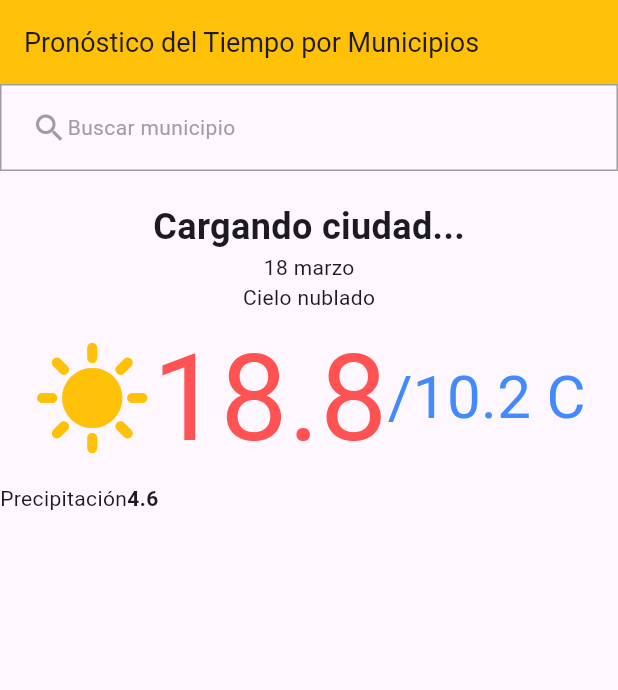
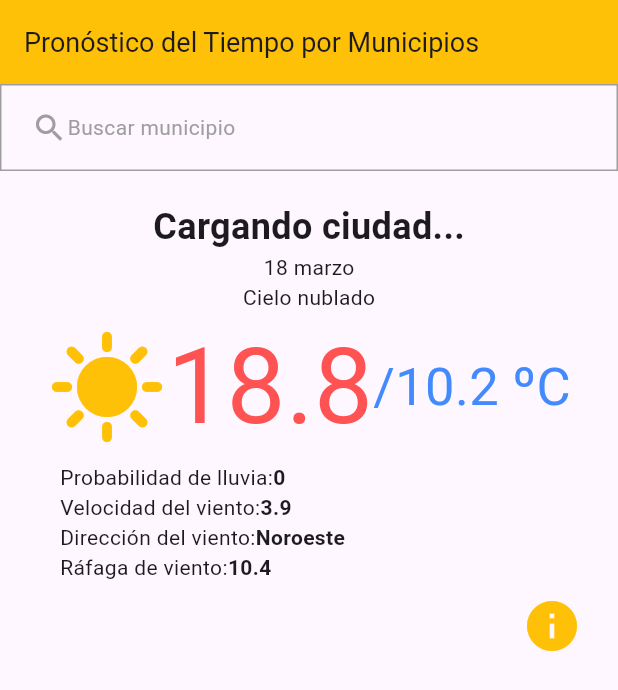
Before and after one commit to alex500tec/smnmainn, a Flutter app: the screen it shows after launch, on a phone screen of 412 x 824 dp. Shown: the top 690 px of the screen. Run offline on Flutter 3.47's test engine with Material 3 defaults, Android fonts, the phone set to English and light mode, and no system bars; our stand-ins replace geocoding, geolocator.

Commit message:
Agregué responsividad, icono de informacion y comenzamos con WidgetDia

```diff
--- /dev/null
+++ b/devtools_options.yaml
@@ -0,0 +1,3 @@
+description: This file stores settings for Dart & Flutter DevTools.
+documentation: https://docs.flutter.dev/tools/devtools/extensions#configure-extension-enablement-states
+extensions:
--- a/lib/custom_widgets/dia_principal.dart
+++ b/lib/custom_widgets/dia_principal.dart
@@ -5,6 +5,34 @@ import 'package:smn/models/modelo_pronostico.dart';
 class DiaPrincipal extends StatelessWidget {
   final ModeloPronostico dia;
   DiaPrincipal({super.key, required this.dia});
+
+  Widget Separador() {
+    return Container(
+      padding: EdgeInsets.symmetric(horizontal: 16),
+      decoration: BoxDecoration(
+          border: Border(
+        right: BorderSide(
+          color: Colors.black54,
+          width: 2,
+        ),
+      )),
+      child: SizedBox(
+        width: 40,
+        height: 40,
+      ),
+    );
+  }
+
+  Widget Elemento(String texto, IconData icono, String medida) {
+    return Column(
+      children: [
+        Text(texto),
+        Row(
+          children: [Icon(icono), Text(medida)],
+        )
+      ],
+    );
+  }
 
   @override
   Widget build(BuildContext context) {
@@ -21,20 +49,50 @@ class DiaPrincipal extends StatelessWidget {
             Text(
               dia.tmax,
               style: TextStyle(
-                fontSize: 80.0,
+                fontSize: 70.0,
                 color: Colors.redAccent,
               ),
             ),
             Text(
-              "/${dia.tmin} C",
+              "/${dia.tmin} ºC",
               style: TextStyle(
-                fontSize: 40.0,
+                fontSize: 35.0,
                 color: Colors.blueAccent,
               ),
             ),
           ]),
         ),
-        TextoGrisNegrita(texto: "Precipitación", medida: dia.prec)
+        MediaQuery.of(context).size.width <= 600
+            ? Padding(
+                padding: EdgeInsets.symmetric(horizontal: 40),
+                child: Column(
+                  children: [
+                    TextoGrisNegrita(
+                        texto: "Probabilidad de lluvia:", medida: dia.probprec),
+                    TextoGrisNegrita(
+                        texto: "Velocidad del viento:", medida: dia.velvien),
+                    TextoGrisNegrita(
+                        texto: "Dirección del viento:", medida: dia.dirvienc),
+                    TextoGrisNegrita(
+                        texto: "Ráfaga de viento:", medida: dia.raf),
+                  ],
+                ),
+              )
+            : Row(
+                mainAxisAlignment: MainAxisAlignment.spaceAround,
+                children: [
+                  Elemento("Lluvia", Icons.water_drop, "${dia.prec}lts/m2"),
+                  Separador(),
+                  Elemento("Probabilidad de lluvia", Icons.cloudy_snowing,
+                      "${dia.probprec}lts/m2"),
+                  Separador(),
+                  Elemento("Dirección del viento", Icons.arrow_outward,
+                      "${dia.dirvienc}kms/h"),
+                  Separador(),
+                  Elemento("Velocidad del viento", Icons.speed_outlined,
+                      "${dia.velvien}kms/h"),
+                ],
+              )
       ],
     );
   }
--- /dev/null
+++ b/lib/custom_widgets/widget_dia.dart
@@ -0,0 +1,18 @@
+import 'package:flutter/material.dart';
+import 'package:smn/models/modelo_pronostico.dart';
+
+class WidgetDia extends StatelessWidget {
+  final ModeloPronostico pronostico;
+  final int index;
+
+  WidgetDia({
+    super.key,
+    required this.pronostico,
+    required this.index,
+  });
+
+  @override
+  Widget build(BuildContext context) {
+    return Container();
+  }
+}
--- a/lib/pages/pagina_inicial.dart
+++ b/lib/pages/pagina_inicial.dart
@@ -4,6 +4,7 @@ import 'package:geolocator/geolocator.dart';
 import 'package:intl/intl.dart';
 import 'package:provider/provider.dart';
 import 'package:smn/custom_widgets/dia_principal.dart';
+import 'package:smn/custom_widgets/widget_dia.dart';
 
 import 'package:smn/models/modelo_municipio.dart';
 import 'package:smn/models/modelo_pronostico.dart';
@@ -86,6 +87,8 @@ class _PaginaInicialState extends State<PaginaInicial> {
 
   @override
   Widget build(BuildContext context) {
+    bool esTelefono = MediaQuery.of(context).size.width <= 600;
+
     return Scaffold(
       appBar: AppBar(
         backgroundColor: Colors.amber,
@@ -158,6 +161,69 @@ class _PaginaInicialState extends State<PaginaInicial> {
                 child: Column(
                   children: [
                     DiaPrincipal(dia: diaPrincipal),
+                    ExpansionTile(
+                      title: Text(""),
+                      trailing: Icon(
+                        Icons.info,
+                        size: 40,
+                        color: Colors.amber,
+                      ),
+                      children: [
+                        Container(
+                          padding: EdgeInsets.all(20.0),
+                          decoration: BoxDecoration(
+                            color: Color(0xfffcf8e3),
+                            border: Border.all(
+                              color: Colors.grey,
+                            ),
+                          ),
+                          child: Column(
+                            children: [
+                              Row(
+                                children: [
+                                  Text(
+                                    'Temp max: ',
+                                    style: TextStyle(
+                                        color: Colors.redAccent,
+                                        fontWeight: FontWeight.bold),
+                                  ),
+                                  Text("Puede variar de 1° a 3°C")
+                                ],
+                              ),
+                              Row(
+                                children: [
+                                  Text(
+                                    'Temp min: ',
+                                    style: TextStyle(
+                                        color: Colors.blueAccent,
+                                        fontWeight: FontWeight.bold),
+                                  ),
+                                  Text("Puede variar +/- 1°C")
+                                ],
+                              ),
+                            ],
+                          ),
+                        ),
+                      ],
+                    ),
+                    LayoutBuilder(builder: (context, condicionantes) {
+                      return Flex(
+                        direction: esTelefono ? Axis.vertical : Axis.horizontal,
+                        mainAxisAlignment: MainAxisAlignment.start,
+                        crossAxisAlignment: CrossAxisAlignment.start,
+                        children: List.generate(4, (index) {
+                          return SizedBox(
+                            width: esTelefono
+                                ? condicionantes.maxWidth
+                                : condicionantes.maxWidth / 4,
+                            child: WidgetDia(
+                              pronostico: proveedor_de_dias.pronosticos[index],
+                              index: index,
+                            ),
+                          );
+                        }),
+                      );
+                    }),
                   ],
                 ),
               ),
```
